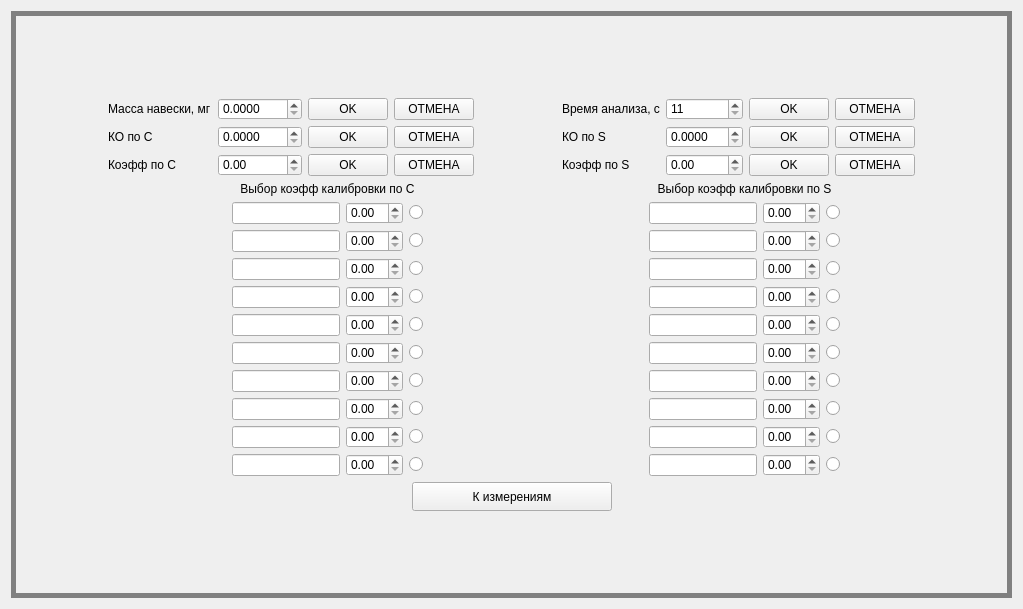
Above: front/parampage.ui from YoLandy/Gasoanalysator before the change. Below: the same form after it.
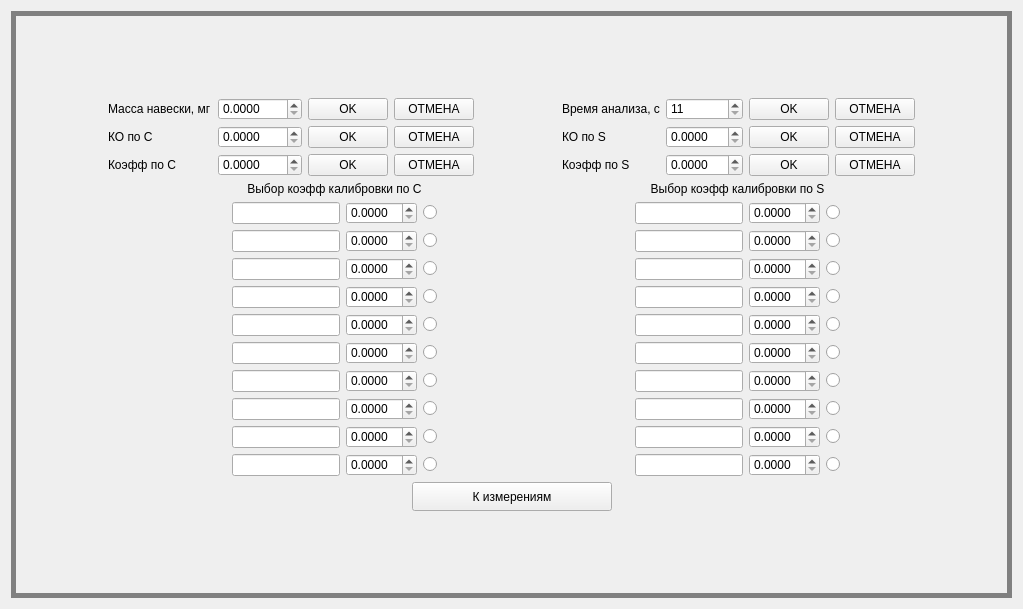
That is the form after the change.

```diff
--- a/front/parampage.ui
+++ b/front/parampage.ui
@@ -130,7 +130,7 @@
               <item row="2" column="1">
                <widget class="QDoubleSpinBox" name="koeff_C_sb">
                 <property name="decimals">
-                 <number>2</number>
+                 <number>4</number>
                 </property>
                 <property name="singleStep">
                  <double>0.010000000000000</double>
@@ -256,7 +256,7 @@
               <item row="2" column="1">
                <widget class="QDoubleSpinBox" name="koeff_S_sb">
                 <property name="decimals">
-                 <number>2</number>
+                 <number>4</number>
                 </property>
                 <property name="singleStep">
                  <double>0.010000000000000</double>
@@ -333,7 +333,11 @@
                  <widget class="QLineEdit" name="lineEdit_1"/>
                 </item>
                 <item row="0" column="1">
-                 <widget class="QDoubleSpinBox" name="doubleSpinBox_1"/>
+                 <widget class="QDoubleSpinBox" name="doubleSpinBox_1">
+                  <property name="decimals">
+                   <number>4</number>
+                  </property>
+                 </widget>
                 </item>
                 <item row="0" column="2">
                  <widget class="QRadioButton" name="radioButton_1">
@@ -349,7 +353,11 @@
                  <widget class="QLineEdit" name="lineEdit_2"/>
                 </item>
                 <item row="1" column="1">
-                 <widget class="QDoubleSpinBox" name="doubleSpinBox_2"/>
+                 <widget class="QDoubleSpinBox" name="doubleSpinBox_2">
+                  <property name="decimals">
+                   <number>4</number>
+                  </property>
+                 </widget>
                 </item>
                 <item row="1" column="2">
                  <widget class="QRadioButton" name="radioButton_2">
@@ -365,7 +373,11 @@
                  <widget class="QLineEdit" name="lineEdit_3"/>
                 </item>
                 <item row="2" column="1">
-                 <widget class="QDoubleSpinBox" name="doubleSpinBox_3"/>
+                 <widget class="QDoubleSpinBox" name="doubleSpinBox_3">
+                  <property name="decimals">
+                   <number>4</number>
+                  </property>
+                 </widget>
                 </item>
                 <item row="2" column="2">
                  <widget class="QRadioButton" name="radioButton_3">
@@ -381,7 +393,11 @@
                  <widget class="QLineEdit" name="lineEdit_4"/>
                 </item>
                 <item row="3" column="1">
-                 <widget class="QDoubleSpinBox" name="doubleSpinBox_4"/>
+                 <widget class="QDoubleSpinBox" name="doubleSpinBox_4">
+                  <property name="decimals">
+                   <number>4</number>
+                  </property>
+                 </widget>
                 </item>
                 <item row="3" column="2">
                  <widget class="QRadioButton" name="radioButton_4">
@@ -397,7 +413,11 @@
                  <widget class="QLineEdit" name="lineEdit_5"/>
                 </item>
                 <item row="4" column="1">
-                 <widget class="QDoubleSpinBox" name="doubleSpinBox_5"/>
+                 <widget class="QDoubleSpinBox" name="doubleSpinBox_5">
+                  <property name="decimals">
+                   <number>4</number>
+                  </property>
+                 </widget>
                 </item>
                 <item row="4" column="2">
                  <widget class="QRadioButton" name="radioButton_5">
@@ -413,7 +433,11 @@
                  <widget class="QLineEdit" name="lineEdit_6"/>
                 </item>
                 <item row="5" column="1">
-                 <widget class="QDoubleSpinBox" name="doubleSpinBox_6"/>
+                 <widget class="QDoubleSpinBox" name="doubleSpinBox_6">
+                  <property name="decimals">
+                   <number>4</number>
+                  </property>
+                 </widget>
                 </item>
                 <item row="5" column="2">
                  <widget class="QRadioButton" name="radioButton_6">
@@ -429,7 +453,11 @@
                  <widget class="QLineEdit" name="lineEdit_7"/>
                 </item>
                 <item row="6" column="1">
-                 <widget class="QDoubleSpinBox" name="doubleSpinBox_7"/>
+                 <widget class="QDoubleSpinBox" name="doubleSpinBox_7">
+                  <property name="decimals">
+                   <number>4</number>
+                  </property>
+                 </widget>
                 </item>
                 <item row="6" column="2">
                  <widget class="QRadioButton" name="radioButton_7">
@@ -445,7 +473,11 @@
                  <widget class="QLineEdit" name="lineEdit_8"/>
                 </item>
                 <item row="7" column="1">
-                 <widget class="QDoubleSpinBox" name="doubleSpinBox_8"/>
+                 <widget class="QDoubleSpinBox" name="doubleSpinBox_8">
+                  <property name="decimals">
+                   <number>4</number>
+                  </property>
+                 </widget>
                 </item>
                 <item row="7" column="2">
                  <widget class="QRadioButton" name="radioButton_8">
@@ -461,7 +493,11 @@
                  <widget class="QLineEdit" name="lineEdit_9"/>
                 </item>
                 <item row="8" column="1">
-                 <widget class="QDoubleSpinBox" name="doubleSpinBox_9"/>
+                 <widget class="QDoubleSpinBox" name="doubleSpinBox_9">
+                  <property name="decimals">
+                   <number>4</number>
+                  </property>
+                 </widget>
                 </item>
                 <item row="8" column="2">
                  <widget class="QRadioButton" name="radioButton_9">
@@ -477,7 +513,11 @@
                  <widget class="QLineEdit" name="lineEdit_10"/>
                 </item>
                 <item row="9" column="1">
-                 <widget class="QDoubleSpinBox" name="doubleSpinBox_10"/>
+                 <widget class="QDoubleSpinBox" name="doubleSpinBox_10">
+                  <property name="decimals">
+                   <number>4</number>
+                  </property>
+                 </widget>
                 </item>
                 <item row="9" column="2">
                  <widget class="QRadioButton" name="radioButton_10">
@@ -547,7 +587,11 @@
                  <widget class="QLineEdit" name="lineEdit_11"/>
                 </item>
                 <item row="0" column="1">
-                 <widget class="QDoubleSpinBox" name="doubleSpinBox_11"/>
+                 <widget class="QDoubleSpinBox" name="doubleSpinBox_11">
+                  <property name="decimals">
+                   <number>4</number>
+                  </property>
+                 </widget>
                 </item>
                 <item row="0" column="2">
                  <widget class="QRadioButton" name="radioButton_11">
@@ -563,7 +607,11 @@
                  <widget class="QLineEdit" name="lineEdit_12"/>
                 </item>
                 <item row="1" column="1">
-                 <widget class="QDoubleSpinBox" name="doubleSpinBox_12"/>
+                 <widget class="QDoubleSpinBox" name="doubleSpinBox_12">
+                  <property name="decimals">
+                   <number>4</number>
+                  </property>
+                 </widget>
                 </item>
                 <item row="1" column="2">
                  <widget class="QRadioButton" name="radioButton_12">
@@ -579,7 +627,11 @@
                  <widget class="QLineEdit" name="lineEdit_13"/>
                 </item>
                 <item row="2" column="1">
-                 <widget class="QDoubleSpinBox" name="doubleSpinBox_13"/>
+                 <widget class="QDoubleSpinBox" name="doubleSpinBox_13">
+                  <property name="decimals">
+                   <number>4</number>
+                  </property>
+                 </widget>
                 </item>
                 <item row="2" column="2">
                  <widget class="QRadioButton" name="radioButton_13">
@@ -595,7 +647,11 @@
                  <widget class="QLineEdit" name="lineEdit_14"/>
                 </item>
                 <item row="3" column="1">
-                 <widget class="QDoubleSpinBox" name="doubleSpinBox_14"/>
+                 <widget class="QDoubleSpinBox" name="doubleSpinBox_14">
+                  <property name="decimals">
+                   <number>4</number>
+                  </property>
+                 </widget>
                 </item>
                 <item row="3" column="2">
                  <widget class="QRadioButton" name="radioButton_14">
@@ -611,7 +667,11 @@
                  <widget class="QLineEdit" name="lineEdit_15"/>
                 </item>
                 <item row="4" column="1">
-                 <widget class="QDoubleSpinBox" name="doubleSpinBox_15"/>
+                 <widget class="QDoubleSpinBox" name="doubleSpinBox_15">
+                  <property name="decimals">
+                   <number>4</number>
+                  </property>
+                 </widget>
                 </item>
                 <item row="4" column="2">
                  <widget class="QRadioButton" name="radioButton_15">
@@ -627,7 +687,11 @@
                  <widget class="QLineEdit" name="lineEdit_16"/>
                 </item>
                 <item row="5" column="1">
-                 <widget class="QDoubleSpinBox" name="doubleSpinBox_16"/>
+                 <widget class="QDoubleSpinBox" name="doubleSpinBox_16">
+                  <property name="decimals">
+                   <number>4</number>
+                  </property>
+                 </widget>
                 </item>
                 <item row="5" column="2">
                  <widget class="QRadioButton" name="radioButton_16">
@@ -643,7 +707,11 @@
                  <widget class="QLineEdit" name="lineEdit_17"/>
                 </item>
                 <item row="6" column="1">
-                 <widget class="QDoubleSpinBox" name="doubleSpinBox_17"/>
+                 <widget class="QDoubleSpinBox" name="doubleSpinBox_17">
+                  <property name="decimals">
+                   <number>4</number>
+                  </property>
+                 </widget>
                 </item>
                 <item row="6" column="2">
                  <widget class="QRadioButton" name="radioButton_17">
@@ -659,7 +727,11 @@
                  <widget class="QLineEdit" name="lineEdit_18"/>
                 </item>
                 <item row="7" column="1">
-                 <widget class="QDoubleSpinBox" name="doubleSpinBox_18"/>
+                 <widget class="QDoubleSpinBox" name="doubleSpinBox_18">
+                  <property name="decimals">
+                   <number>4</number>
+                  </property>
+                 </widget>
                 </item>
                 <item row="7" column="2">
                  <widget class="QRadioButton" name="radioButton_18">
@@ -675,7 +747,11 @@
                  <widget class="QLineEdit" name="lineEdit_19"/>
                 </item>
                 <item row="8" column="1">
-                 <widget class="QDoubleSpinBox" name="doubleSpinBox_19"/>
+                 <widget class="QDoubleSpinBox" name="doubleSpinBox_19">
+                  <property name="decimals">
+                   <number>4</number>
+                  </property>
+                 </widget>
                 </item>
                 <item row="8" column="2">
                  <widget class="QRadioButton" name="radioButton_19">
@@ -691,7 +767,11 @@
                  <widget class="QLineEdit" name="lineEdit_20"/>
                 </item>
                 <item row="9" column="1">
-                 <widget class="QDoubleSpinBox" name="doubleSpinBox_20"/>
+                 <widget class="QDoubleSpinBox" name="doubleSpinBox_20">
+                  <property name="decimals">
+                   <number>4</number>
+                  </property>
+                 </widget>
                 </item>
                 <item row="9" column="2">
                  <widget class="QRadioButton" name="radioButton_20">
```
Left out of the diff: 2 changed lines with no effect on the pictures.
